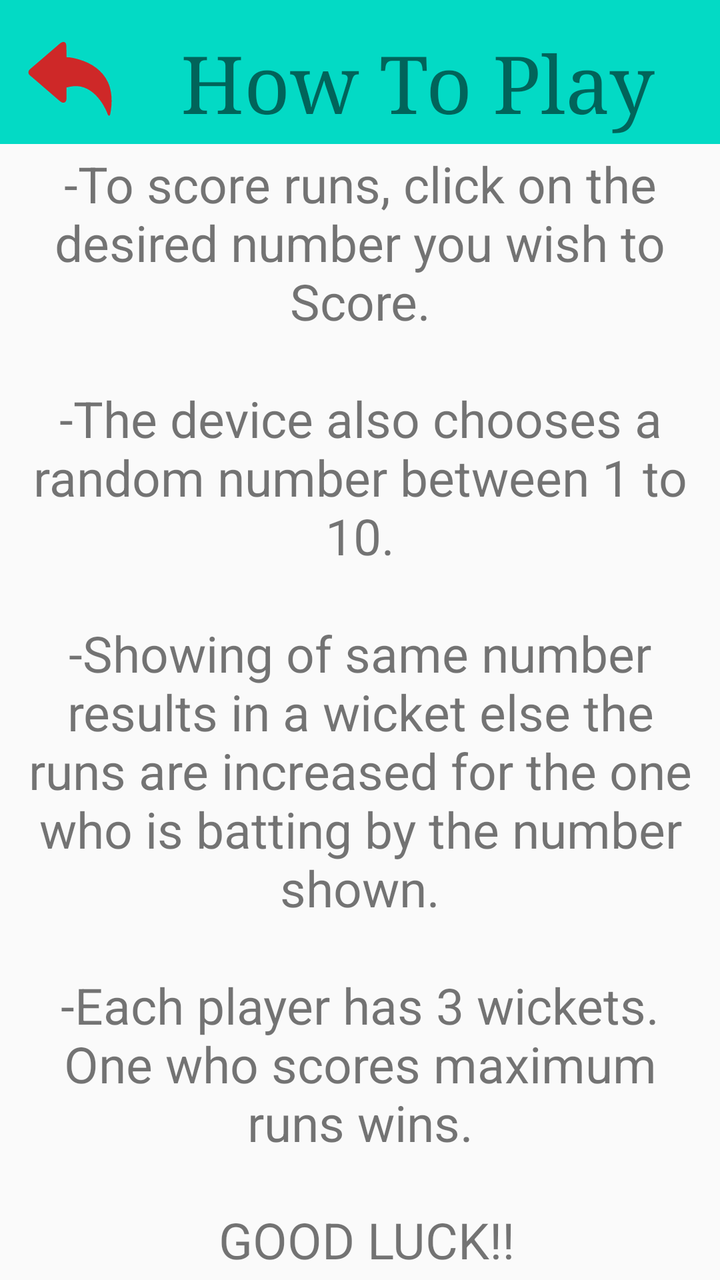
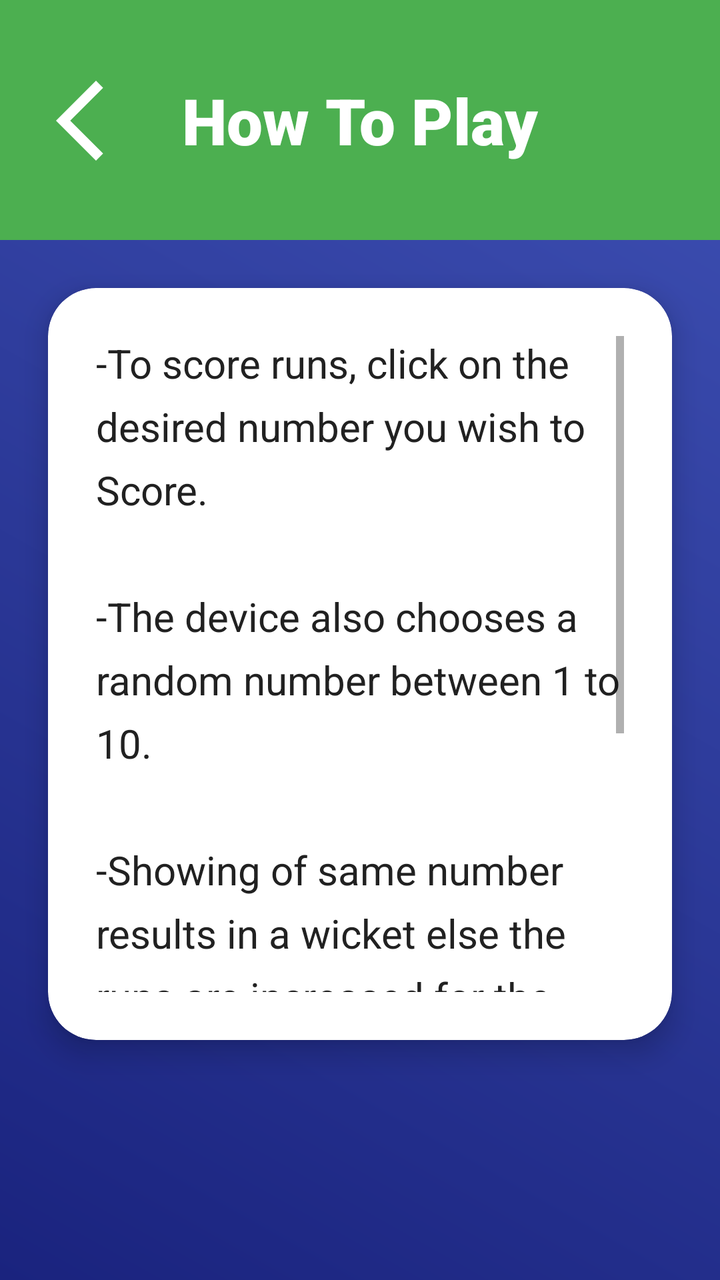

An Android layout rendered at two revisions. The XML below is the earlier revision; the diff shows what the commit changed to produce the second picture.
<!-- AndroidManifest.xml: application theme AppTheme -->
<!-- res/layout/activity_how_to.xml -->
<?xml version="1.0" encoding="utf-8"?>
<RelativeLayout xmlns:android="http://schemas.android.com/apk/res/android"
    xmlns:tools="http://schemas.android.com/tools"
    android:layout_width="match_parent"
    android:layout_height="match_parent"
    tools:context=".HowTo">

    <LinearLayout
        android:id="@+id/linearLayout"
        android:layout_width="match_parent"
        android:layout_height="wrap_content"
        android:background="@color/colorAccent"
        android:paddingTop="15dp"
        android:paddingBottom="5dp">

        <Button
            android:id="@+id/back"
            android:layout_width="50dp"
            android:layout_height="50dp"
            android:layout_gravity="center"
            android:layout_marginStart="10dp"
            android:background="@drawable/back"
            android:enabled="true" />


        <TextView
            android:layout_width="wrap_content"
            android:layout_height="wrap_content"
            android:layout_marginStart="30dp"
            android:fontFamily="serif"
            android:text="@string/How_To_Play"
            android:textAlignment="center"
            android:textSize="40sp" />

    </LinearLayout>

    <RelativeLayout
        android:layout_width="wrap_content"
        android:layout_height="match_parent"
        android:layout_above="@id/ok"
        android:layout_below="@id/linearLayout">

        <TextView
            android:id="@+id/text"
            android:layout_width="match_parent"
            android:layout_height="wrap_content"
            android:layout_centerInParent="true"
            android:gravity="center"
            android:scrollbars="vertical"
            android:paddingHorizontal="10dp"
            android:text="@string/How_To_Info"
            android:textAlignment="center"
            android:textSize="25sp" />

    </RelativeLayout>

    <Button
        android:id="@+id/ok"
        android:layout_width="wrap_content"
        android:layout_height="wrap_content"
        android:layout_alignTop="@id/adView"
        android:layout_centerHorizontal="true"
        android:layout_marginBottom="50dp"
        android:background="@color/colorPrimary"
        android:minWidth="48dip"
        android:text="@string/ok"
        android:textSize="15sp"
        android:visibility="invisible" />


    <FrameLayout
        android:id="@+id/adView"
        android:layout_width="match_parent"
        android:layout_height="wrap_content"
        android:layout_alignParentBottom="true" />

</RelativeLayout>
<!-- resources referenced by this layout -->
<resources>
  <color name="colorAccent">#03DAC5</color>
  <color name="colorPrimary">#FF0101</color>
  <!-- drawable back (drawable) -->
  <vector xmlns:android="http://schemas.android.com/apk/res/android"
      xmlns:tools="http://schemas.android.com/tools"
      android:width="512dp"
      android:height="512dp"
      android:viewportWidth="512"
      android:viewportHeight="512"
      tools:ignore="VectorRaster">
  
    <path
        android:pathData="M238,284C243.801,283.494 249.283,281.33 255,280.261C267.274,277.965 279.484,276.491 292,277.039C340.524,279.164 382.039,311.252 409.846,349C424.044,368.274 435.536,389.102 445.139,411C447.009,415.264 450.559,431.454 457.857,427.914C460.756,426.507 461.393,422.817 461.996,420C463.415,413.372 464.43,406.701 465.421,400C469.869,369.953 470.758,339.042 465.753,309C462.84,291.517 458.088,274.153 450.691,258C422.725,196.923 365.116,158.59 302,140.579C281.563,134.747 259.367,129.014 238,129C238,110.97 238.319,92.959 237.09,75C236.569,67.404 237.821,58.933 230.895,53.653C218.942,44.541 204.413,58.89 196,66.13L114,136.576L61,181.999C53.018,188.849 43.076,195.193 43.08,207C43.085,218.336 53.331,224.165 61,230.59C78.874,245.564 96.285,261.108 114,276.271C141.423,299.742 168.668,323.424 196,347C204.404,354.249 219.057,368.051 230.815,359.146C237.912,353.771 238,344.005 238,336L238,284z"
        android:fillColor="#ce2828"
        android:strokeColor="#00000000"
        tools:ignore="VectorPath" />
  
  </vector>
  <string name="How_To_Info">-To score runs, click on the desired number you wish to Score.\n\n-The device also chooses a random number between 1 to 10.\n\n-Showing of same number results in a wicket else the runs are increased for the one who is batting by the number shown.\n\n-Each player has 3 wickets. One who scores maximum runs wins.\n\n GOOD LUCK!!</string>
  <string name="How_To_Play">How To Play</string>
  <string name="ok">OK</string>
  <style name="AppTheme" parent="Theme.AppCompat.Light.NoActionBar">
          
          <item name="colorPrimary">@color/colorPrimary</item>
          <item name="colorPrimaryDark">@color/colorPrimaryDark</item>
          <item name="colorAccent">@color/colorAccent</item>
  
      </style>
  <color name="colorPrimaryDark">#3700B3</color>
</resources>

<!-- the commit's change to res/layout/activity_how_to.xml (unified diff, before → after) -->
@@ -1,77 +1,88 @@
 <?xml version="1.0" encoding="utf-8"?>
-<RelativeLayout xmlns:android="http://schemas.android.com/apk/res/android"
+<androidx.constraintlayout.widget.ConstraintLayout xmlns:android="http://schemas.android.com/apk/res/android"
+    xmlns:app="http://schemas.android.com/apk/res-auto"
     xmlns:tools="http://schemas.android.com/tools"
     android:layout_width="match_parent"
     android:layout_height="match_parent"
+    android:background="@drawable/main_gradient_bg"
     tools:context=".HowTo">
 
-    <LinearLayout
-        android:id="@+id/linearLayout"
+    <View
+        android:id="@+id/header_bg"
         android:layout_width="match_parent"
-        android:layout_height="wrap_content"
-        android:background="@color/colorAccent"
-        android:paddingTop="15dp"
-        android:paddingBottom="5dp">
+        android:layout_height="120dp"
+        android:background="@color/pitchColor"
+        app:layout_constraintTop_toTopOf="parent" />
 
-        <Button
-            android:id="@+id/back"
-            android:layout_width="50dp"
-            android:layout_height="50dp"
-            android:layout_gravity="center"
-            android:layout_marginStart="10dp"
-            android:background="@drawable/back"
-            android:enabled="true" />
+    <ImageButton
+        android:id="@+id/back"
+        android:layout_width="48dp"
+        android:layout_height="48dp"
+        android:layout_marginStart="16dp"
+        android:background="?attr/selectableItemBackgroundBorderless"
+        android:src="@drawable/ic_back"
+        app:layout_constraintBottom_toBottomOf="@+id/title"
+        app:layout_constraintStart_toStartOf="parent"
+        app:layout_constraintTop_toTopOf="@+id/title"
+        app:tint="@color/white"
+        tools:ignore="ContentDescription" />
 
-
-        <TextView
-            android:layout_width="wrap_content"
-            android:layout_height="wrap_content"
-            android:layout_marginStart="30dp"
-            android:fontFamily="serif"
-            android:text="@string/How_To_Play"
-            android:textAlignment="center"
-            android:textSize="40sp" />
-
-    </LinearLayout>
-
-    <RelativeLayout
-        android:layout_width="wrap_content"
-        android:layout_height="match_parent"
-        android:layout_above="@id/ok"
-        android:layout_below="@id/linearLayout">
-
-        <TextView
-            android:id="@+id/text"
-            android:layout_width="match_parent"
-            android:layout_height="wrap_content"
-            android:layout_centerInParent="true"
-            android:gravity="center"
-            android:scrollbars="vertical"
-            android:paddingHorizontal="10dp"
-            android:text="@string/How_To_Info"
-            android:textAlignment="center"
-            android:textSize="25sp" />
-
-    </RelativeLayout>
-
-    <Button
-        android:id="@+id/ok"
+    <TextView
+        android:id="@+id/title"
         android:layout_width="wrap_content"
         android:layout_height="wrap_content"
-        android:layout_alignTop="@id/adView"
-        android:layout_centerHorizontal="true"
-        android:layout_marginBottom="50dp"
-        android:background="@color/colorPrimary"
-        android:minWidth="48dip"
+        android:fontFamily="sans-serif-black"
+        android:text="@string/How_To_Play"
+        android:textColor="@color/white"
+        android:textSize="32sp"
+        app:layout_constraintBottom_toBottomOf="@+id/header_bg"
+        app:layout_constraintEnd_toEndOf="parent"
+        app:layout_constraintStart_toStartOf="parent"
+        app:layout_constraintTop_toTopOf="@+id/header_bg" />
+
+    <com.google.android.material.card.MaterialCardView
+        android:layout_width="match_parent"
+        android:layout_height="0dp"
+        android:layout_margin="24dp"
+        app:cardCornerRadius="24dp"
+        app:cardElevation="8dp"
+        app:layout_constraintBottom_toTopOf="@+id/ok"
+        app:layout_constraintTop_toBottomOf="@id/header_bg">
+
+        <ScrollView
+            android:layout_width="match_parent"
+            android:layout_height="match_parent"
+            android:padding="24dp">
+
+            <TextView
+                android:id="@+id/text"
+                android:layout_width="match_parent"
+                android:layout_height="wrap_content"
+                android:lineSpacingExtra="8dp"
+                android:text="@string/How_To_Info"
+                android:textColor="@color/textColor"
+                android:textSize="20sp" />
+        </ScrollView>
+    </com.google.android.material.card.MaterialCardView>
+
+    <com.google.android.material.button.MaterialButton
+        android:id="@+id/ok"
+        android:layout_width="200dp"
+        android:layout_height="64dp"
+        android:layout_marginBottom="32dp"
         android:text="@string/ok"
-        android:textSize="15sp"
-        android:visibility="invisible" />
-
+        android:textSize="18sp"
+        android:visibility="invisible"
+        android:backgroundTint="@color/buttonColor"
+        app:cornerRadius="32dp"
+        app:layout_constraintBottom_toTopOf="@+id/adView"
+        app:layout_constraintEnd_toEndOf="parent"
+        app:layout_constraintStart_toStartOf="parent" />
 
     <FrameLayout
         android:id="@+id/adView"
         android:layout_width="match_parent"
         android:layout_height="wrap_content"
-        android:layout_alignParentBottom="true" />
+        app:layout_constraintBottom_toBottomOf="parent" />
 
-</RelativeLayout>
+</androidx.constraintlayout.widget.ConstraintLayout>
<!-- resource entries referenced after the edit -->
@@ -1,33 +1,37 @@
 <!-- resources referenced by this layout -->
 <resources>
+  <color name="buttonColor">#FF4081</color>
+  <color name="pitchColor">#4CAF50</color>
+  <color name="textColor">#212121</color>
+  <color name="white">#FFFFFF</color>
+  <!-- drawable ic_back (drawable) -->
+  <vector xmlns:android="http://schemas.android.com/apk/res/android" android:autoMirrored="true" android:height="48dp" android:tint="#000000" android:viewportHeight="960" android:viewportWidth="960" android:width="48dp">
+        
+      <path android:fillColor="@android:color/white" android:pathData="M640,880L240,480L640,80L711,151L382,480L711,809L640,880Z"/>
+      
+  </vector>
+  <!-- drawable main_gradient_bg (drawable) -->
+  <?xml version="1.0" encoding="utf-8"?>
+  <shape xmlns:android="http://schemas.android.com/apk/res/android"
+      android:shape="rectangle">
+      <gradient
+          android:startColor="@color/backgroundGradientStart"
+          android:endColor="@color/backgroundGradientEnd"
+          android:angle="45"/>
+  </shape>
   <color name="colorAccent">#03DAC5</color>
-  <color name="colorPrimary">#FF0101</color>
-  <!-- drawable back (drawable) -->
-  <vector xmlns:android="http://schemas.android.com/apk/res/android"
-      xmlns:tools="http://schemas.android.com/tools"
-      android:width="512dp"
-      android:height="512dp"
-      android:viewportWidth="512"
-      android:viewportHeight="512"
-      tools:ignore="VectorRaster">
-  
-    <path
-        android:pathData="M238,284C243.801,283.494 249.283,281.33 255,280.261C267.274,277.965 279.484,276.491 292,277.039C340.524,279.164 382.039,311.252 409.846,349C424.044,368.274 435.536,389.102 445.139,411C447.009,415.264 450.559,431.454 457.857,427.914C460.756,426.507 461.393,422.817 461.996,420C463.415,413.372 464.43,406.701 465.421,400C469.869,369.953 470.758,339.042 465.753,309C462.84,291.517 458.088,274.153 450.691,258C422.725,196.923 365.116,158.59 302,140.579C281.563,134.747 259.367,129.014 238,129C238,110.97 238.319,92.959 237.09,75C236.569,67.404 237.821,58.933 230.895,53.653C218.942,44.541 204.413,58.89 196,66.13L114,136.576L61,181.999C53.018,188.849 43.076,195.193 43.08,207C43.085,218.336 53.331,224.165 61,230.59C78.874,245.564 96.285,261.108 114,276.271C141.423,299.742 168.668,323.424 196,347C204.404,354.249 219.057,368.051 230.815,359.146C237.912,353.771 238,344.005 238,336L238,284z"
-        android:fillColor="#ce2828"
-        android:strokeColor="#00000000"
-        tools:ignore="VectorPath" />
-  
-  </vector>
+  <color name="colorPrimary">#6200EE</color>
   <string name="How_To_Info">-To score runs, click on the desired number you wish to Score.\n\n-The device also chooses a random number between 1 to 10.\n\n-Showing of same number results in a wicket else the runs are increased for the one who is batting by the number shown.\n\n-Each player has 3 wickets. One who scores maximum runs wins.\n\n GOOD LUCK!!</string>
   <string name="How_To_Play">How To Play</string>
   <string name="ok">OK</string>
-  <style name="AppTheme" parent="Theme.AppCompat.Light.NoActionBar">
+  <style name="AppTheme" parent="Theme.MaterialComponents.Light.NoActionBar">
           
           <item name="colorPrimary">@color/colorPrimary</item>
           <item name="colorPrimaryDark">@color/colorPrimaryDark</item>
           <item name="colorAccent">@color/colorAccent</item>
-  
       </style>
+  <color name="backgroundGradientStart">#1A237E</color>
+  <color name="backgroundGradientEnd">#3F51B5</color>
   <color name="colorPrimaryDark">#3700B3</color>
 </resources>
 
